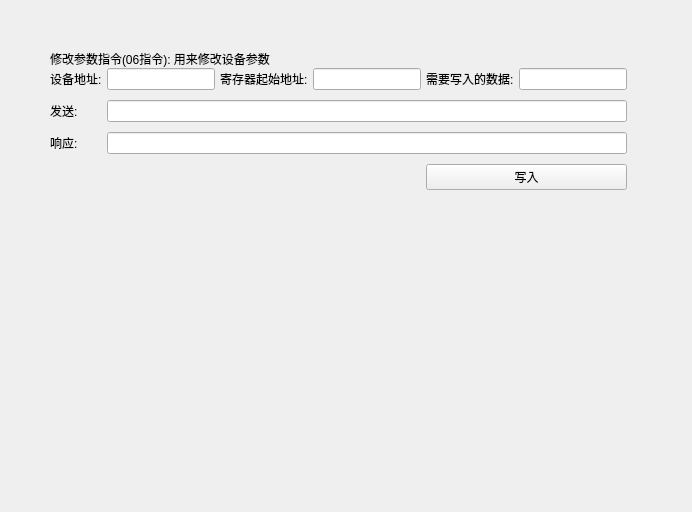
The window that QWidgetNotebook/humiture/HumitureQWidget/modifycmd.ui (BeiChenYx/Qt5Notebook) describes before a commit, drawn with Qt 5.
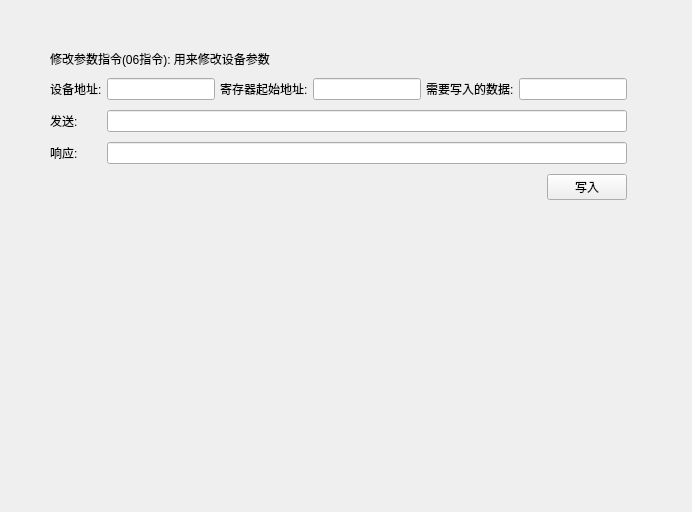
The same window after the commit.

The edit to the form file:
```diff
--- a/QWidgetNotebook/humiture/HumitureQWidget/modifycmd.ui
+++ b/QWidgetNotebook/humiture/HumitureQWidget/modifycmd.ui
@@ -26,13 +26,16 @@
    <property name="bottomMargin">
     <number>0</number>
    </property>
-   <property name="spacing">
-    <number>0</number>
+   <property name="horizontalSpacing">
+    <number>5</number>
+   </property>
+   <property name="verticalSpacing">
+    <number>10</number>
    </property>
    <item row="0" column="0">
     <layout class="QVBoxLayout" name="verticalLayout">
      <property name="spacing">
-      <number>0</number>
+      <number>10</number>
      </property>
      <item>
       <widget class="QLabel" name="label">
@@ -100,13 +103,8 @@
         <widget class="QLineEdit" name="lineEdit_fb"/>
        </item>
        <item row="3" column="4" colspan="2">
-        <widget class="QPushButton" name="pushButton_write">
-         <property name="text">
-          <string>写入</string>
-         </property>
-        </widget>
-       </item>
-       <item row="3" column="3">
+        <layout class="QHBoxLayout" name="horizontalLayout">
+         <item>
         <spacer name="horizontalSpacer">
          <property name="orientation">
           <enum>Qt::Horizontal</enum>
@@ -118,6 +116,15 @@
           </size>
          </property>
         </spacer>
+         </item>
+         <item>
+          <widget class="QPushButton" name="pushButton_write">
+           <property name="text">
+            <string>写入</string>
+           </property>
+          </widget>
+         </item>
+        </layout>
        </item>
       </layout>
      </item>
```
Lines whose indentation alone changed are shown as unchanged.
